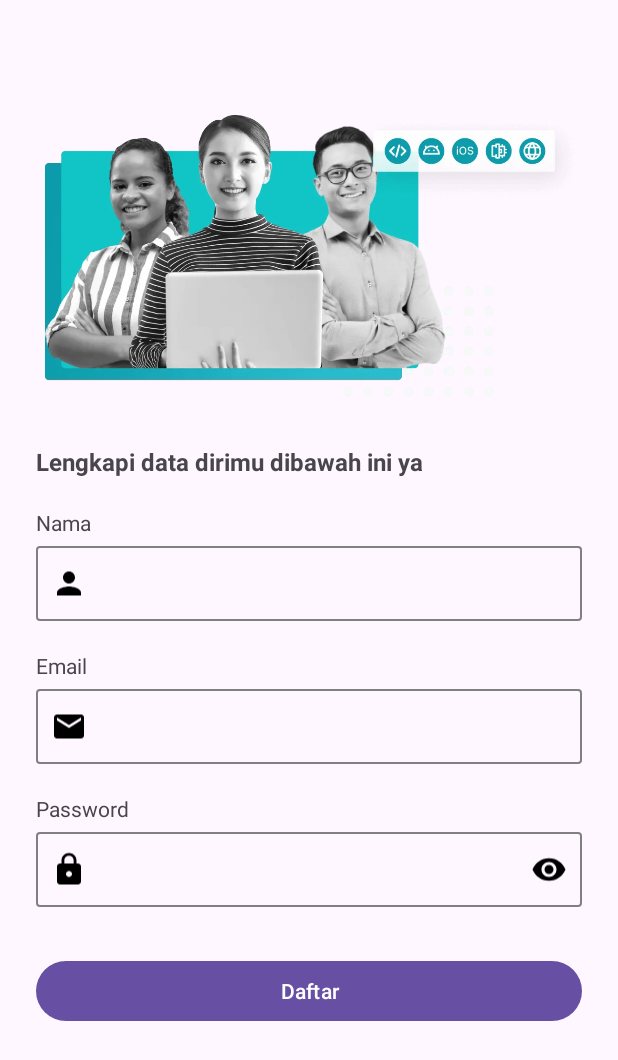
After one commit to aldidwiki/StoryApp, an Android app: the RegisterActivity screen opened directly, with no data from a screen before it, on a phone screen of 412 x 824 dp. The commit adds this screen. Shown: the top 1060 px of the screen. Run offline under Robolectric (Android 15) with nearby library versions, the phone set to English and light mode, and no system bars.

Commit message:
add register screen ui

```diff
--- a/app/src/main/AndroidManifest.xml
+++ b/app/src/main/AndroidManifest.xml
@@ -13,6 +13,9 @@
         android:theme="@style/Theme.StoryApp"
         tools:targetApi="31">
         <activity
+            android:name=".presentation.register.RegisterActivity"
+            android:exported="false" />
+        <activity
             android:name=".presentation.login.LoginActivity"
             android:exported="false" />
         <activity
--- /dev/null
+++ b/app/src/main/java/com/aldiprahasta/storyapp/presentation/register/RegisterActivity.kt
@@ -0,0 +1,15 @@
+package com.aldiprahasta.storyapp.presentation.register
+
+import android.os.Bundle
+import androidx.appcompat.app.AppCompatActivity
+import com.aldiprahasta.storyapp.databinding.ActivityRegisterBinding
+
+class RegisterActivity : AppCompatActivity() {
+    private lateinit var binding: ActivityRegisterBinding
+
+    override fun onCreate(savedInstanceState: Bundle?) {
+        super.onCreate(savedInstanceState)
+        binding = ActivityRegisterBinding.inflate(layoutInflater)
+        setContentView(binding.root)
+    }
+}
--- a/app/src/main/java/com/aldiprahasta/storyapp/presentation/welcomescreen/WelcomeActivity.kt
+++ b/app/src/main/java/com/aldiprahasta/storyapp/presentation/welcomescreen/WelcomeActivity.kt
@@ -5,6 +5,7 @@ import android.os.Bundle
 import androidx.appcompat.app.AppCompatActivity
 import com.aldiprahasta.storyapp.databinding.ActivityWelcomeBinding
 import com.aldiprahasta.storyapp.presentation.login.LoginActivity
+import com.aldiprahasta.storyapp.presentation.register.RegisterActivity
 
 class WelcomeActivity : AppCompatActivity() {
     private lateinit var binding: ActivityWelcomeBinding
@@ -14,9 +15,21 @@ class WelcomeActivity : AppCompatActivity() {
         binding = ActivityWelcomeBinding.inflate(layoutInflater)
         setContentView(binding.root)
 
-        binding.btnLogin.setOnClickListener {
-            Intent(this, LoginActivity::class.java).also {
-                startActivity(it)
+        setupListeners()
+    }
+
+    private fun setupListeners() {
+        binding.apply {
+            btnLogin.setOnClickListener {
+                Intent(this@WelcomeActivity, LoginActivity::class.java).also {
+                    startActivity(it)
+                }
+            }
+
+            btnSignup.setOnClickListener {
+                Intent(this@WelcomeActivity, RegisterActivity::class.java).also {
+                    startActivity(it)
+                }
             }
         }
     }
--- /dev/null
+++ b/app/src/main/res/drawable/ic_person.xml
@@ -0,0 +1,5 @@
+<vector android:height="24dp" android:tint="#000000"
+    android:viewportHeight="24" android:viewportWidth="24"
+    android:width="24dp" xmlns:android="http://schemas.android.com/apk/res/android">
+    <path android:fillColor="@android:color/white" android:pathData="M12,12c2.21,0 4,-1.79 4,-4s-1.79,-4 -4,-4 -4,1.79 -4,4 1.79,4 4,4zM12,14c-2.67,0 -8,1.34 -8,4v2h16v-2c0,-2.66 -5.33,-4 -8,-4z"/>
+</vector>
--- /dev/null
+++ b/app/src/main/res/layout/activity_register.xml
@@ -0,0 +1,83 @@
+<?xml version="1.0" encoding="utf-8"?>
+<androidx.constraintlayout.widget.ConstraintLayout xmlns:android="http://schemas.android.com/apk/res/android"
+    xmlns:app="http://schemas.android.com/apk/res-auto"
+    xmlns:tools="http://schemas.android.com/tools"
+    android:layout_width="match_parent"
+    android:layout_height="match_parent"
+    android:paddingHorizontal="24dp"
+    tools:context=".presentation.register.RegisterActivity">
+
+    <androidx.appcompat.widget.AppCompatImageView
+        android:id="@+id/imgSignup"
+        android:layout_width="0dp"
+        android:layout_height="wrap_content"
+        android:adjustViewBounds="true"
+        app:layout_constraintBottom_toTopOf="@id/tvTitleSignup"
+        app:layout_constraintEnd_toEndOf="parent"
+        app:layout_constraintStart_toStartOf="parent"
+        app:layout_constraintTop_toTopOf="parent"
+        app:layout_constraintVertical_bias=".2"
+        app:layout_constraintVertical_chainStyle="packed"
+        app:srcCompat="@drawable/image_signup" />
+
+    <TextView
+        android:id="@+id/tvTitleSignup"
+        android:layout_width="0dp"
+        android:layout_height="wrap_content"
+        android:layout_marginTop="32dp"
+        android:text="Lengkapi data dirimu dibawah ini ya"
+        android:textSize="16sp"
+        android:textStyle="bold"
+        app:layout_constraintBottom_toTopOf="@id/edt_name"
+        app:layout_constraintEnd_toEndOf="parent"
+        app:layout_constraintStart_toStartOf="parent"
+        app:layout_constraintTop_toBottomOf="@id/imgSignup" />
+
+    <com.aldiprahasta.storyapp.utils.CustomEditText
+        android:id="@+id/edt_name"
+        android:layout_width="0dp"
+        android:layout_height="wrap_content"
+        android:layout_marginTop="20dp"
+        app:edtLogo="@drawable/ic_person"
+        app:edtTitle="Nama"
+        app:layout_constraintBottom_toTopOf="@id/edt_email"
+        app:layout_constraintEnd_toEndOf="parent"
+        app:layout_constraintStart_toStartOf="parent"
+        app:layout_constraintTop_toBottomOf="@id/tvTitleSignup" />
+
+    <com.aldiprahasta.storyapp.utils.CustomEditText
+        android:id="@+id/edt_email"
+        android:layout_width="0dp"
+        android:layout_height="wrap_content"
+        android:layout_marginTop="20dp"
+        app:edtLogo="@drawable/ic_email"
+        app:edtTitle="Email"
+        app:layout_constraintBottom_toTopOf="@id/edt_password"
+        app:layout_constraintEnd_toEndOf="parent"
+        app:layout_constraintStart_toStartOf="parent"
+        app:layout_constraintTop_toBottomOf="@id/edt_name" />
+
+    <com.aldiprahasta.storyapp.utils.CustomEditText
+        android:id="@+id/edt_password"
+        android:layout_width="0dp"
+        android:layout_height="wrap_content"
+        android:layout_marginTop="20dp"
+        app:edtLogo="@drawable/ic_lock"
+        app:edtTitle="Password"
+        app:isPasswordType="true"
+        app:layout_constraintBottom_toTopOf="@+id/btn_signup"
+        app:layout_constraintEnd_toEndOf="parent"
+        app:layout_constraintStart_toStartOf="parent"
+        app:layout_constraintTop_toBottomOf="@id/edt_email" />
+
+    <Button
+        android:id="@+id/btn_signup"
+        android:layout_width="0dp"
+        android:layout_height="wrap_content"
+        android:layout_marginTop="32dp"
+        android:text="Daftar"
+        app:layout_constraintBottom_toBottomOf="parent"
+        app:layout_constraintEnd_toEndOf="parent"
+        app:layout_constraintStart_toStartOf="parent"
+        app:layout_constraintTop_toBottomOf="@id/edt_password" />
+</androidx.constraintlayout.widget.ConstraintLayout>
```
